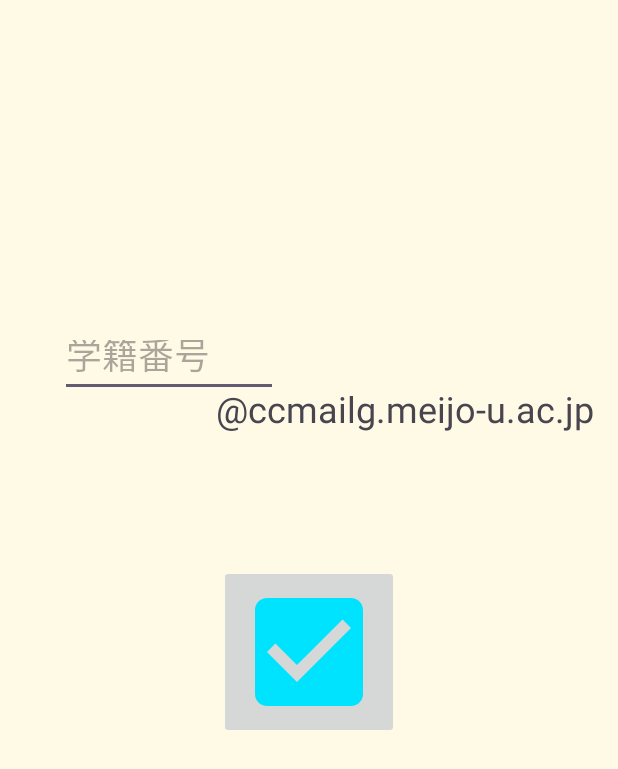
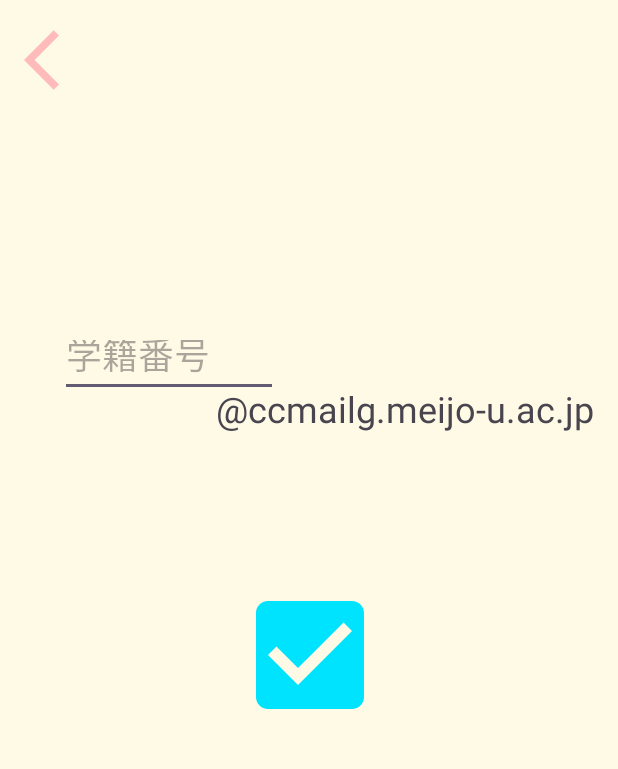
Before and after one commit to takumi284/Huck-U, an Android app: the ConfirmActivity screen opened directly, with no data from a screen before it, on a phone screen of 412 x 824 dp. Shown: the top 769 px of the screen. Run offline under Robolectric (Android 15) with nearby library versions, the phone set to English and light mode, and no system bars.

Commit message:
戻るボタンを追加

```diff
--- a/app/src/main/res/layout/activity_camera.xml
+++ b/app/src/main/res/layout/activity_camera.xml
@@ -17,7 +17,7 @@
         app:layout_constraintBottom_toBottomOf="parent"
         app:layout_constraintEnd_toEndOf="parent"
         app:layout_constraintStart_toStartOf="parent"
-        app:layout_constraintTop_toTopOf="parent" >
+        app:layout_constraintTop_toTopOf="parent">
 
     </androidx.camera.view.PreviewView>
 
--- a/app/src/main/res/layout/activity_confirm.xml
+++ b/app/src/main/res/layout/activity_confirm.xml
@@ -34,12 +34,24 @@
         app:layout_constraintStart_toStartOf="parent" />
 
     <ImageButton
-        android:id="@+id/imageButton"
-        android:layout_width="wrap_content"
-        android:layout_height="wrap_content"
+        android:id="@+id/oKButton"
+        android:layout_width="111dp"
+        android:layout_height="120dp"
         android:layout_marginTop="88dp"
+        android:background="@color/backgroundColor"
         app:layout_constraintEnd_toEndOf="parent"
         app:layout_constraintStart_toStartOf="parent"
         app:layout_constraintTop_toBottomOf="@+id/mailView"
         app:srcCompat="@drawable/dummiy_ok" />
+
+    <ImageButton
+        android:id="@+id/backButton"
+        android:layout_width="wrap_content"
+        android:layout_height="wrap_content"
+        android:layout_marginStart="16dp"
+        android:layout_marginTop="16dp"
+        android:background="@color/backgroundColor"
+        app:layout_constraintStart_toStartOf="parent"
+        app:layout_constraintTop_toTopOf="parent"
+        app:srcCompat="@drawable/back_button" />
 </androidx.constraintlayout.widget.ConstraintLayout>
```
Also changed, not shown: app/src/main/res/layout/activity_friend.xml (+14 -0 lines), app/src/main/res/layout/activity_setting_prof.xml (+11 -0 lines), app/src/main/res/layout/activity_view.xml (+11 -0 lines).
